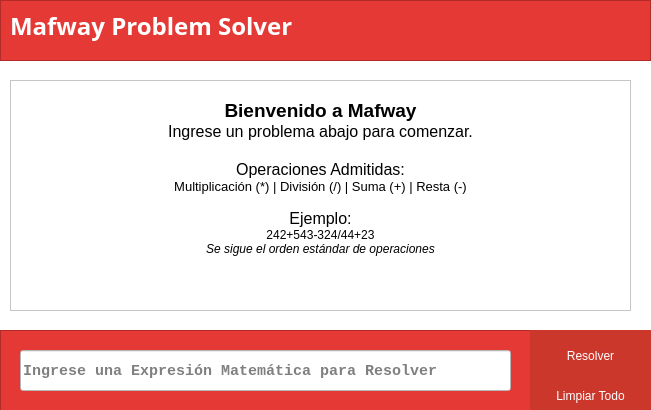
Old version of the form expresioneswindow.ui in the repository carlosvelaquez/Proyecto-EdD1.
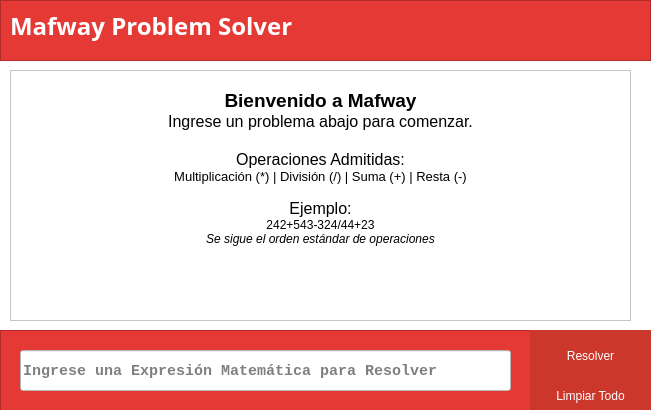
New version of the form.

```diff
--- a/expresioneswindow.ui
+++ b/expresioneswindow.ui
@@ -25,9 +25,9 @@
    <property name="geometry">
     <rect>
      <x>10</x>
-     <y>80</y>
+     <y>70</y>
      <width>621</width>
-     <height>231</height>
+     <height>251</height>
     </rect>
    </property>
    <property name="font">
```
